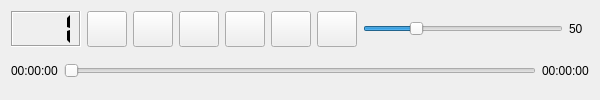
Before: the Qt Designer form ui/Osd.ui in ntadej/tano, drawn with Qt 5.
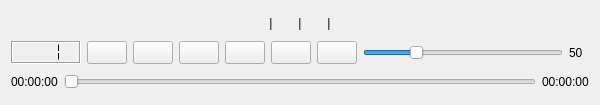
After: the same form once the commit is applied. Icons and pictures are not drawn.

```diff
--- a/ui/Osd.ui
+++ b/ui/Osd.ui
@@ -6,10 +6,101 @@
     <x>0</x>
     <y>0</y>
     <width>600</width>
-    <height>100</height>
+    <height>105</height>
    </rect>
   </property>
   <layout class="QVBoxLayout" name="verticalLayout" >
+   <item>
+    <layout class="QHBoxLayout" name="epgLayout" >
+     <item>
+      <spacer name="horizontalSpacer" >
+       <property name="orientation" >
+        <enum>Qt::Horizontal</enum>
+       </property>
+       <property name="sizeHint" stdset="0" >
+        <size>
+         <width>40</width>
+         <height>20</height>
+        </size>
+       </property>
+      </spacer>
+     </item>
+     <item>
+      <widget class="QLabel" name="labelChannel" >
+       <property name="text" >
+        <string/>
+       </property>
+       <property name="alignment" >
+        <set>Qt::AlignCenter</set>
+       </property>
+      </widget>
+     </item>
+     <item>
+      <widget class="QLabel" name="labelS1" >
+       <property name="text" >
+        <string> | </string>
+       </property>
+      </widget>
+     </item>
+     <item>
+      <widget class="QLabel" name="labelLanguage" >
+       <property name="text" >
+        <string/>
+       </property>
+       <property name="alignment" >
+        <set>Qt::AlignCenter</set>
+       </property>
+      </widget>
+     </item>
+     <item>
+      <widget class="QLabel" name="labelS2" >
+       <property name="text" >
+        <string> | </string>
+       </property>
+      </widget>
+     </item>
+     <item>
+      <widget class="QLabel" name="labelNow" >
+       <property name="text" >
+        <string/>
+       </property>
+       <property name="alignment" >
+        <set>Qt::AlignCenter</set>
+       </property>
+      </widget>
+     </item>
+     <item>
+      <widget class="QLabel" name="labelS3" >
+       <property name="text" >
+        <string> | </string>
+       </property>
+      </widget>
+     </item>
+     <item>
+      <widget class="QLabel" name="labelNext" >
+       <property name="text" >
+        <string/>
+       </property>
+       <property name="alignment" >
+        <set>Qt::AlignCenter</set>
+       </property>
+      </widget>
+     </item>
+     <item>
+      <spacer name="horizontalSpacer_2" >
+       <property name="orientation" >
+        <enum>Qt::Horizontal</enum>
+       </property>
+       <property name="sizeHint" stdset="0" >
+        <size>
+         <width>40</width>
+         <height>20</height>
+        </size>
+       </property>
+      </spacer>
+     </item>
+    </layout>
+   </item>
    <item>
     <layout class="QHBoxLayout" name="buttonsLayout" >
      <item>
```
